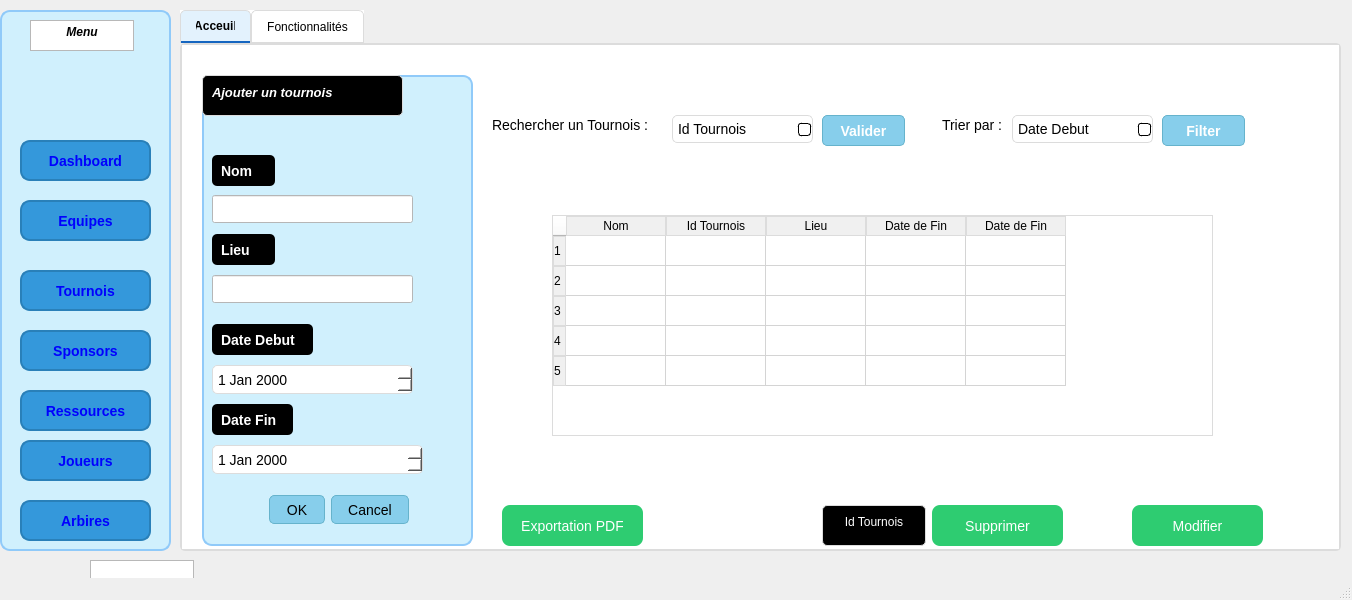
Old version of the form mainwindow.ui in the repository ProjetCPP2425/2a20-code-strikers.
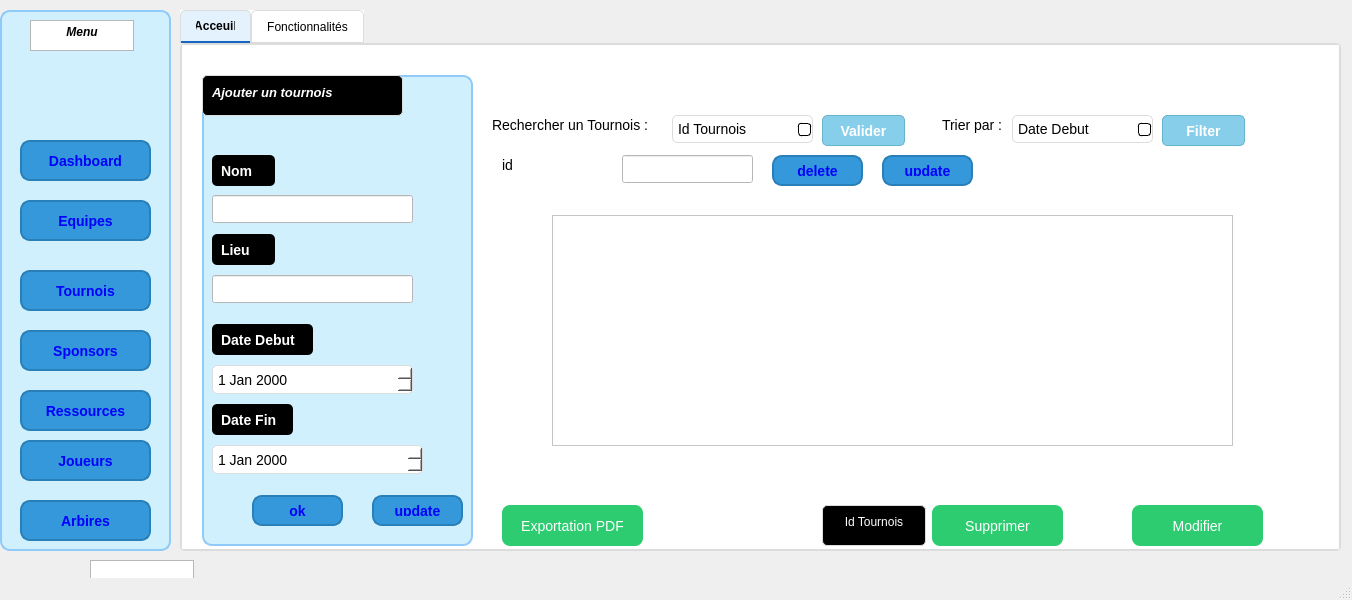
New version of the form. Icons and pictures are not drawn.

What changed in the file:
```diff
--- a/mainwindow.ui
+++ b/mainwindow.ui
@@ -309,39 +309,64 @@
 </string>
        </property>
       </widget>
-      <widget class="QDialogButtonBox" name="buttonBox">
+      <widget class="QPushButton" name="pushButton_13">
        <property name="geometry">
         <rect>
-         <x>40</x>
+         <x>50</x>
          <y>420</y>
-         <width>167</width>
-         <height>29</height>
+         <width>91</width>
+         <height>31</height>
         </rect>
        </property>
        <property name="styleSheet">
-        <string notr="true">QDialogButtonBox {
-    background-color: white; /* Fond du QDialogButtonBox en blanc */
+        <string notr="true">QPushButton {
+    background-color: #3498db; /* Bleu */
+    color: blue; /* Texte en blanc */
+    border-radius: 10px; /* Bords arrondis */
+    padding: 8px 15px; /* Espacement interne */
+    font-size: 14px;
+    font-weight: bold;
+    border: 2px solid #2980b9; /* Bordure légèrement plus foncée */
 }
 
-/* Style des boutons dans le QDialogButtonBox */
-QDialogButtonBox QPushButton {
-    color: black; /* Texte des boutons en noir */
-    background-color: #87CEEB; /* Fond bleu ciel clair */
-    border: 1px solid #66B3CC; /* Bordure légèrement plus foncée */
-    border-radius: 5px; /* Coins arrondis */
-    padding: 8px 16px; /* Espacement intérieur */
-    font-size: 14px; /* Taille du texte */
+QPushButton:hover {
+    background-color: #2980b9; /* Bleu plus foncé au survol */
 }
 
-/* Effet au survol des boutons */
-QDialogButtonBox QPushButton:hover {
-    background-color: #ADD8E6; /* Bleu légèrement plus clair lors du survol */
+</string>
+       </property>
+       <property name="text">
+        <string>ok</string>
+       </property>
+      </widget>
+      <widget class="QPushButton" name="pushButton_16">
+       <property name="geometry">
+        <rect>
+         <x>170</x>
+         <y>420</y>
+         <width>91</width>
+         <height>31</height>
+        </rect>
+       </property>
+       <property name="styleSheet">
+        <string notr="true">QPushButton {
+    background-color: #3498db; /* Bleu */
+    color: blue; /* Texte en blanc */
+    border-radius: 10px; /* Bords arrondis */
+    padding: 8px 15px; /* Espacement interne */
+    font-size: 14px;
+    font-weight: bold;
+    border: 2px solid #2980b9; /* Bordure légèrement plus foncée */
 }
 
+QPushButton:hover {
+    background-color: #2980b9; /* Bleu plus foncé au survol */
+}
+
 </string>
        </property>
-       <property name="standardButtons">
-        <set>QDialogButtonBox::StandardButton::Cancel|QDialogButtonBox::StandardButton::Ok</set>
+       <property name="text">
+        <string>update</string>
        </property>
       </widget>
      </widget>
@@ -768,6 +793,114 @@
        <string>Modifier</string>
       </property>
      </widget>
+     <widget class="QTableView" name="tableView">
+      <property name="geometry">
+       <rect>
+        <x>370</x>
+        <y>170</y>
+        <width>681</width>
+        <height>231</height>
+       </rect>
+      </property>
+      <property name="styleSheet">
+       <string notr="true">color: rgb(0, 0, 0);
+color: rgb(7, 7, 7);</string>
+      </property>
+     </widget>
+     <widget class="QLineEdit" name="id">
+      <property name="geometry">
+       <rect>
+        <x>440</x>
+        <y>110</y>
+        <width>131</width>
+        <height>28</height>
+       </rect>
+      </property>
+      <property name="styleSheet">
+       <string notr="true">color: rgb(0, 0, 0);</string>
+      </property>
+     </widget>
+     <widget class="QLabel" name="label_6">
+      <property name="geometry">
+       <rect>
+        <x>320</x>
+        <y>110</y>
+        <width>81</width>
+        <height>20</height>
+       </rect>
+      </property>
+      <property name="styleSheet">
+       <string notr="true">QLabel {
+    color: black; /* Texte en noir */
+    font-size: 14px; /* Taille du texte */
+    font-weight: normal; /* Épaisseur normale */
+}
+</string>
+      </property>
+      <property name="text">
+       <string>id</string>
+      </property>
+     </widget>
+     <widget class="QPushButton" name="pushButton_14">
+      <property name="geometry">
+       <rect>
+        <x>590</x>
+        <y>110</y>
+        <width>91</width>
+        <height>31</height>
+       </rect>
+      </property>
+      <property name="styleSheet">
+       <string notr="true">QPushButton {
+    background-color: #3498db; /* Bleu */
+    color: blue; /* Texte en blanc */
+    border-radius: 10px; /* Bords arrondis */
+    padding: 8px 15px; /* Espacement interne */
+    font-size: 14px;
+    font-weight: bold;
+    border: 2px solid #2980b9; /* Bordure légèrement plus foncée */
+}
+
+QPushButton:hover {
+    background-color: #2980b9; /* Bleu plus foncé au survol */
+}
+
+</string>
+      </property>
+      <property name="text">
+       <string>delete</string>
+      </property>
+     </widget>
+     <widget class="QPushButton" name="pushButton_15">
+      <property name="geometry">
+       <rect>
+        <x>700</x>
+        <y>110</y>
+        <width>91</width>
+        <height>31</height>
+       </rect>
+      </property>
+      <property name="styleSheet">
+       <string notr="true">QPushButton {
+    background-color: #3498db; /* Bleu */
+    color: blue; /* Texte en blanc */
+    border-radius: 10px; /* Bords arrondis */
+    padding: 8px 15px; /* Espacement interne */
+    font-size: 14px;
+    font-weight: bold;
+    border: 2px solid #2980b9; /* Bordure légèrement plus foncée */
+}
+
+QPushButton:hover {
+    background-color: #2980b9; /* Bleu plus foncé au survol */
+}
+
+</string>
+      </property>
+      <property name="text">
+       <string>update</string>
+      </property>
+     </widget>
     </widget>
     <widget class="QWidget" name="tab_2">
      <attribute name="title">
```
Left out of the diff: 14 changed lines with no effect on the pictures.
